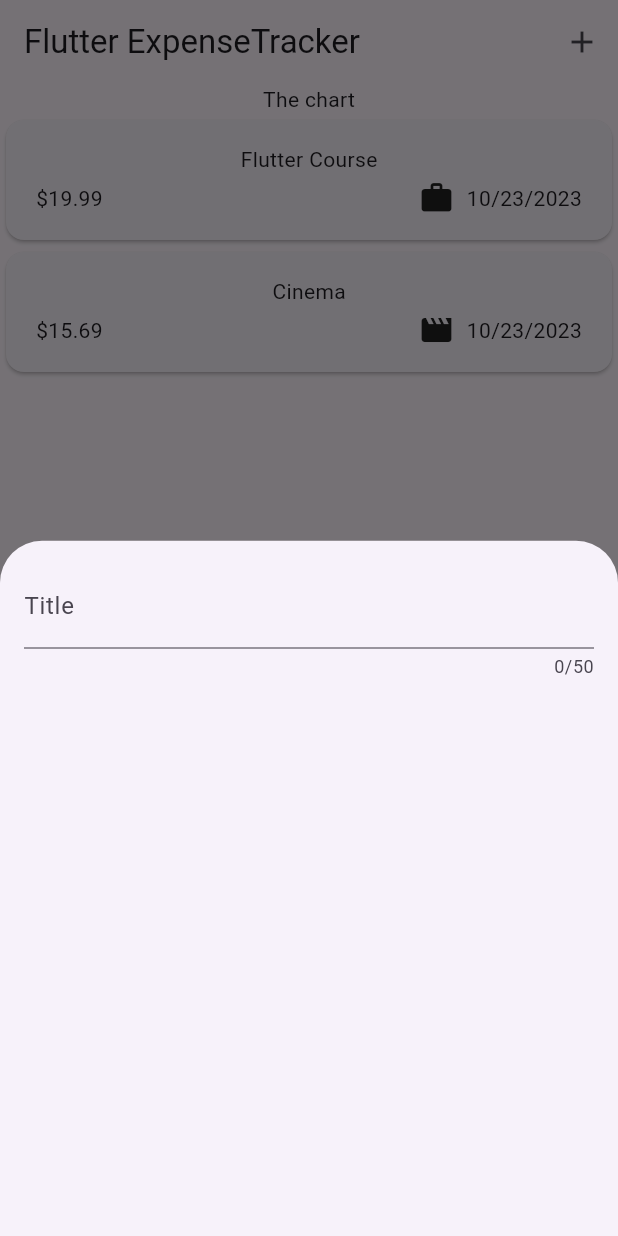
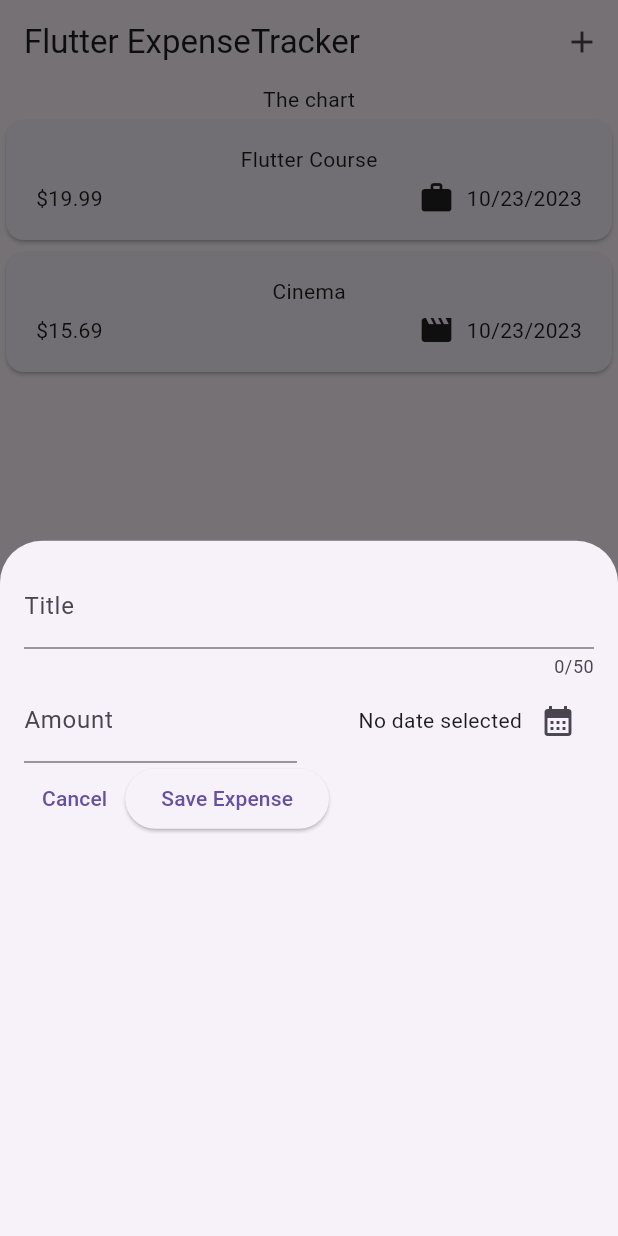
Before and after one commit to jha25/Expense_tracker, a Flutter app: the screen it shows after launch, after a tap on the "add" icon, on a phone screen of 412 x 824 dp. Run offline on Flutter 3.47's test engine with Material 2 defaults, Android fonts, the phone set to English and light mode, and no system bars.

Commit message:
adding select calendar feature

```diff
--- a/lib/widgets/new_expense.dart
+++ b/lib/widgets/new_expense.dart
@@ -1,4 +1,6 @@
 import 'package:flutter/material.dart';
+
+import 'package:expense_tracker/models/expense.dart';
 
 class NewExpense extends StatefulWidget {
   @override
@@ -9,19 +11,94 @@ class NewExpense extends StatefulWidget {
 }
 
 class _NewExpenseState extends State<NewExpense> {
+  final _titleController = TextEditingController();
+  final _amountController = TextEditingController();
+  DateTime? _selectedDate;
+
+  void _presentDatePicker() async {
+    final now = DateTime.now();
+    final firstDate = DateTime(now.year - 1, now.month, now.day);
+    final pickedDate = await showDatePicker(
+        context: context,
+        initialDate: now,
+        firstDate: firstDate,
+        lastDate: now);
+    setState(() {
+      _selectedDate = pickedDate;
+    });
+  }
+
+  @override
+  void dispose() {
+    // TODO: implement dispose
+    _titleController.dispose();
+    _amountController.dispose();
+    super.dispose();
+  }
+
   @override
   Widget build(BuildContext context) {
     // TODO: implement build
-    return const Padding(
-      padding: EdgeInsets.all(16),
+    return Padding(
+      padding: const EdgeInsets.all(16),
       child: Column(
         children: [
           TextField(
+            controller: _titleController,
             maxLength: 50,
-            decoration: InputDecoration(
+            decoration: const InputDecoration(
               label: Text('Title'),
             ),
           ),
+          Row(
+            children: [
+              Expanded(
+                child: TextField(
+                  controller: _amountController,
+                  keyboardType: TextInputType.number,
+                  decoration: const InputDecoration(
+                    prefixText: '\$ ',
+                    label: Text('Amount'),
+                  ),
+                ),
+              ),
+              const SizedBox(width: 16),
+              Expanded(
+                child: Row(
+                  mainAxisAlignment: MainAxisAlignment.end,
+                  crossAxisAlignment: CrossAxisAlignment.center,
+                  children: [
+                    Text(
+                      _selectedDate == null
+                          ? 'No date selected'
+                          : formatter.format(_selectedDate!),
+                    ),
+                    IconButton(
+                      onPressed: _presentDatePicker,
+                      icon: const Icon(Icons.calendar_month),
+                    ),
+                  ],
+                ),
+              )
+            ],
+          ),
+          Row(
+            children: [
+              TextButton(
+                onPressed: () {
+                  Navigator.pop(context);
+                },
+                child: const Text('Cancel'),
+              ),
+              ElevatedButton(
+                onPressed: () {
+                  print(_titleController.text);
+                  print(_amountController.text);
+                },
+                child: const Text('Save Expense'),
+              )
+            ],
+          )
         ],
       ),
     );
```
